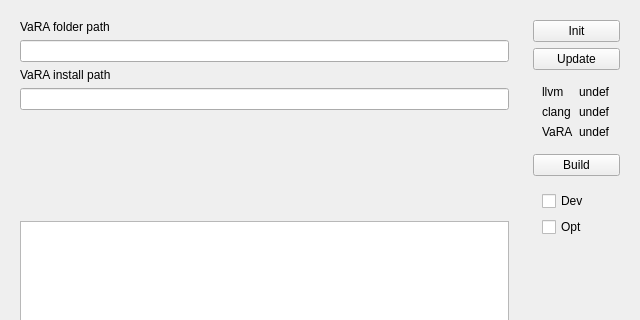
Qt form uicomponents/BuildMenu.ui (se-sic/VaRA-Tool-Suite) before a commit; both pictures show x 0 to 640 and y 0 to 320 of the 640 by 480 pixel window.
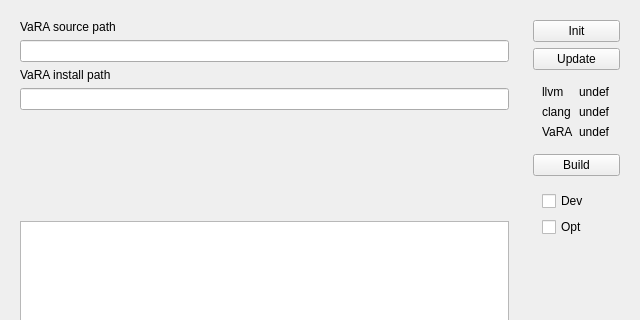
The same form after that commit.

Commit message: Implemented llvm source and install config varas

The edit to the form file:
```diff
--- a/uicomponents/BuildMenu.ui
+++ b/uicomponents/BuildMenu.ui
@@ -52,7 +52,7 @@
       <item>
        <widget class="QLabel" name="folderLabel">
         <property name="text">
-         <string>VaRA folder path</string>
+         <string>VaRA source path</string>
         </property>
        </widget>
       </item>
```
Left out of the diff: 4 changed lines with no effect on the pictures. The commit also changes 8 other files.
